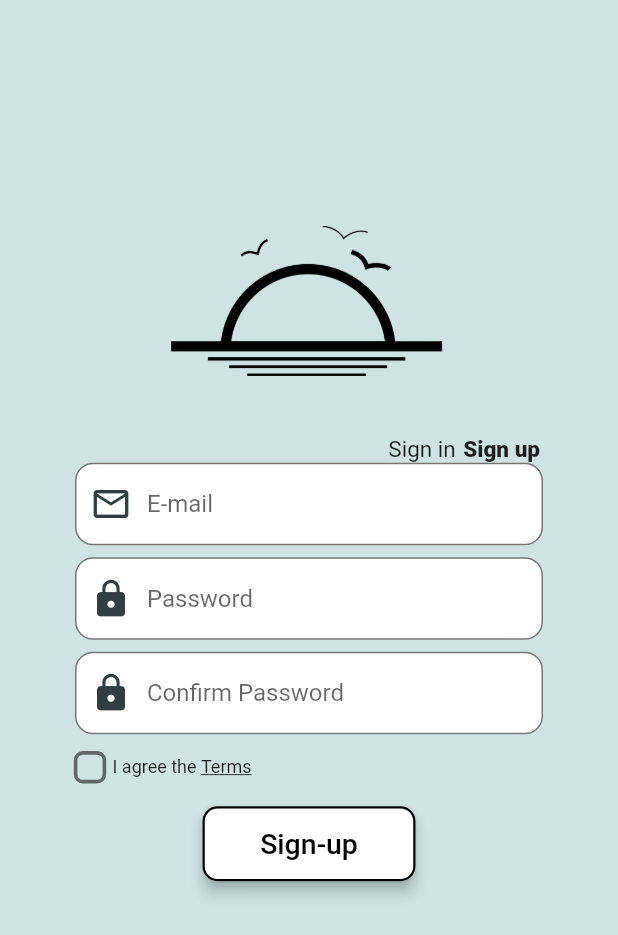
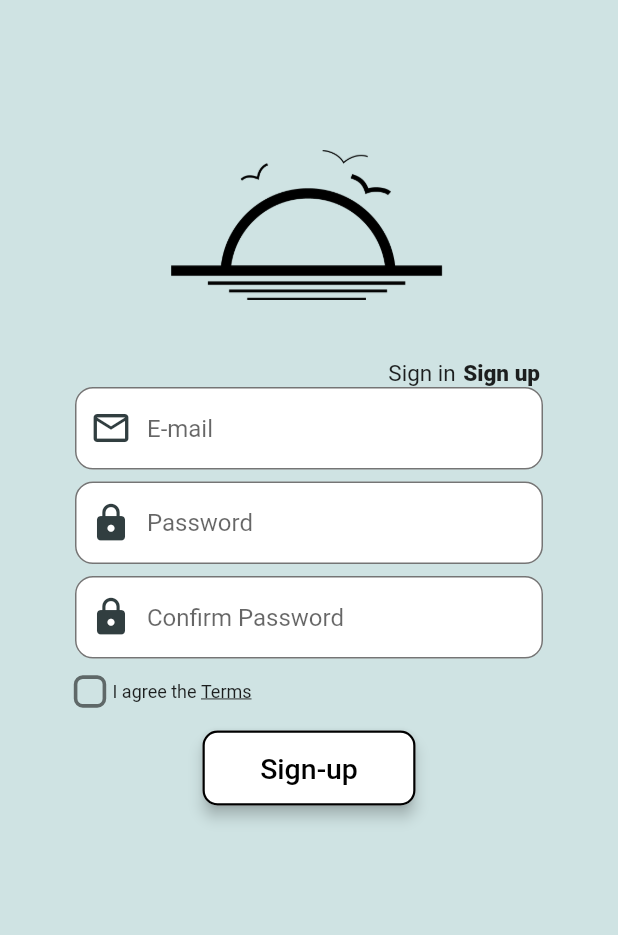
Before and after one commit to Aspendas/aurora, a Flutter app: the screen it shows after launch, after a tap on "Sign up", on a phone screen of 412 x 824 dp. Shown: the top 935 px of the screen. Run offline on Flutter 3.47's test engine with Material 2 defaults, Android fonts, the phone set to English and light mode, and no system bars; our stand-ins replace firebase_auth, firebase_core, material_design_icons_flutter; accounts and stored records are empty; network calls fail; Roboto replaces fonts that are missing (RobotoMono).

Commit message:
login register ui bug fix

```diff
--- a/lib/log_screen.dart
+++ b/lib/log_screen.dart
@@ -37,14 +37,10 @@ class LogScreenState extends State<LogScreen> {
     return Scaffold(
       resizeToAvoidBottomInset: false,
       backgroundColor: const Color(0xFFCFE3E3),
-      body: Center(
+      body: SingleChildScrollView(
         child: Padding(
-          padding: const EdgeInsets.fromLTRB(50, 60, 50, 50),
-          child: ListView(
-            shrinkWrap: true,
-            children: <Widget>[
-              Column(
-                mainAxisAlignment: MainAxisAlignment.center,
+          padding: const EdgeInsets.fromLTRB(50, 100, 50, 50),
+          child: Column(
             crossAxisAlignment: CrossAxisAlignment.stretch,
             children: <Widget>[
               Image.asset(
@@ -184,8 +180,8 @@ class LogScreenState extends State<LogScreen> {
                       const SizedBox(width: 5),
                       const Text(
                         'Remember me',
-                            style: TextStyle(
-                                fontFamily: 'RobotoMono', fontSize: 13),
+                        style:
+                            TextStyle(fontFamily: 'RobotoMono', fontSize: 13),
                       ),
                     ],
                   ),
@@ -213,8 +209,8 @@ class LogScreenState extends State<LogScreen> {
               RoundedButton(
                 title: 'Sign-In',
                 colour: Colors.white,
-                    paddings: const EdgeInsets.symmetric(
-                        vertical: 16.0, horizontal: 85),
+                paddings:
+                    const EdgeInsets.symmetric(vertical: 16.0, horizontal: 85),
                 onPress: () {},
               ),
               const SizedBox(height: 4),
@@ -222,8 +218,7 @@ class LogScreenState extends State<LogScreen> {
                 mainAxisAlignment: MainAxisAlignment.center,
                 children: <Widget>[
                   const Text('Don\'t have an account yet?  ',
-                          style:
-                              TextStyle(fontFamily: 'RobotoMono', fontSize: 12),
+                      style: TextStyle(fontFamily: 'RobotoMono', fontSize: 12),
                       textAlign: TextAlign.left),
                   InkWell(
                     onTap: () {
@@ -258,8 +253,7 @@ class LogScreenState extends State<LogScreen> {
                   ),
                   Text(
                     "      or login      ",
-                        style:
-                            TextStyle(fontFamily: 'RobotoMono', fontSize: 15),
+                    style: TextStyle(fontFamily: 'RobotoMono', fontSize: 15),
                   ),
                   Expanded(
                     child: Divider(
@@ -281,13 +275,11 @@ class LogScreenState extends State<LogScreen> {
                       color: Colors.white,
                       shape: RoundedRectangleBorder(
                         borderRadius: BorderRadius.circular(10),
-                            side: const BorderSide(
-                                color: Colors.black, width: 1.5),
+                        side: const BorderSide(color: Colors.black, width: 1.5),
                       ),
                       child: MaterialButton(
                         shape: const RoundedRectangleBorder(
-                              borderRadius:
-                                  BorderRadius.all(Radius.circular(15.0)),
+                          borderRadius: BorderRadius.all(Radius.circular(15.0)),
                         ),
                         onPressed: () {},
                         height: 50.0,
@@ -304,8 +296,7 @@ class LogScreenState extends State<LogScreen> {
                       color: Colors.white,
                       shape: RoundedRectangleBorder(
                         borderRadius: BorderRadius.circular(10),
-                            side: const BorderSide(
-                                color: Colors.black, width: 1.5),
+                        side: const BorderSide(color: Colors.black, width: 1.5),
                       ),
                       child: MaterialButton(
                           shape: const RoundedRectangleBorder(
@@ -346,8 +337,6 @@ class LogScreenState extends State<LogScreen> {
               ),
             ],
           ),
-            ],
-          ),
         ),
       ),
     );
--- a/lib/register_screen.dart
+++ b/lib/register_screen.dart
@@ -38,11 +38,10 @@ class RegScreenState extends State<RegScreen> {
     return Scaffold(
       resizeToAvoidBottomInset: false,
       backgroundColor: const Color(0xFFCFE3E3),
-      body: Center(
+      body: SingleChildScrollView(
         child: Padding(
-          padding: const EdgeInsets.fromLTRB(50, 60, 50, 130),
+          padding: const EdgeInsets.fromLTRB(50, 100, 50, 50),
           child: Column(
-            mainAxisAlignment: MainAxisAlignment.center,
             crossAxisAlignment: CrossAxisAlignment.stretch,
             children: <Widget>[
               Image.asset(
```
Lines whose indentation alone changed are shown as unchanged.
